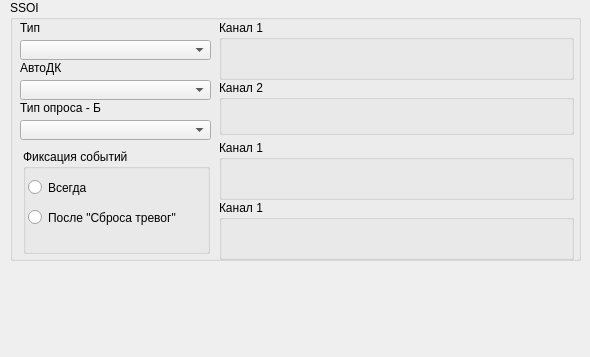
The window that m_cfg/ssoi_widget.ui (xXRadioHeadXx/start7) describes before a commit, drawn with Qt 5.
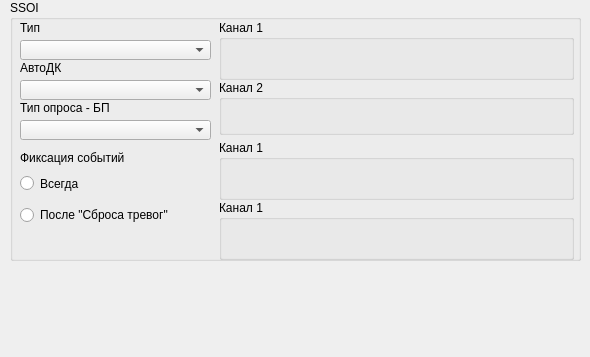
The same window after the commit. Custom widgets are drawn as their Qt base class.

```diff
--- a/m_cfg/ssoi_widget.ui
+++ b/m_cfg/ssoi_widget.ui
@@ -52,7 +52,7 @@
      <rect>
       <x>10</x>
       <y>20</y>
-      <width>81</width>
+      <width>191</width>
       <height>16</height>
      </rect>
     </property>
@@ -87,7 +87,7 @@
      <rect>
       <x>10</x>
       <y>60</y>
-      <width>81</width>
+      <width>181</width>
       <height>16</height>
      </rect>
     </property>
@@ -122,7 +122,7 @@
      <rect>
       <x>10</x>
       <y>100</y>
-      <width>81</width>
+      <width>181</width>
       <height>16</height>
      </rect>
     </property>
@@ -262,23 +262,11 @@
      </widget>
     </widget>
    </widget>
-   <widget class="QGroupBox" name="groupBox_7">
-    <property name="geometry">
-     <rect>
-      <x>13</x>
-      <y>149</y>
-      <width>187</width>
-      <height>105</height>
-     </rect>
-    </property>
-    <property name="title">
-     <string>Фиксация событий</string>
-    </property>
     <widget class="QRadioButton" name="SsoiFixNewWarning_val_0">
      <property name="geometry">
       <rect>
-       <x>5</x>
-       <y>30</y>
+      <x>10</x>
+      <y>175</y>
        <width>82</width>
        <height>17</height>
       </rect>
@@ -290,16 +278,28 @@
     <widget class="QRadioButton" name="SsoiFixNewWarning_val_1">
      <property name="geometry">
       <rect>
-       <x>5</x>
-       <y>60</y>
+      <x>10</x>
+      <y>205</y>
        <width>171</width>
-       <height>17</height>
+      <height>20</height>
       </rect>
      </property>
      <property name="text">
       <string>После &quot;Сброса тревог&quot;</string>
      </property>
     </widget>
+   <widget class="QLabel" name="label_85">
+    <property name="geometry">
+     <rect>
+      <x>10</x>
+      <y>150</y>
+      <width>181</width>
+      <height>16</height>
+     </rect>
+    </property>
+    <property name="text">
+     <string>Фиксация событий</string>
+    </property>
    </widget>
   </widget>
  </widget>
```
Lines whose indentation alone changed are shown as unchanged.
